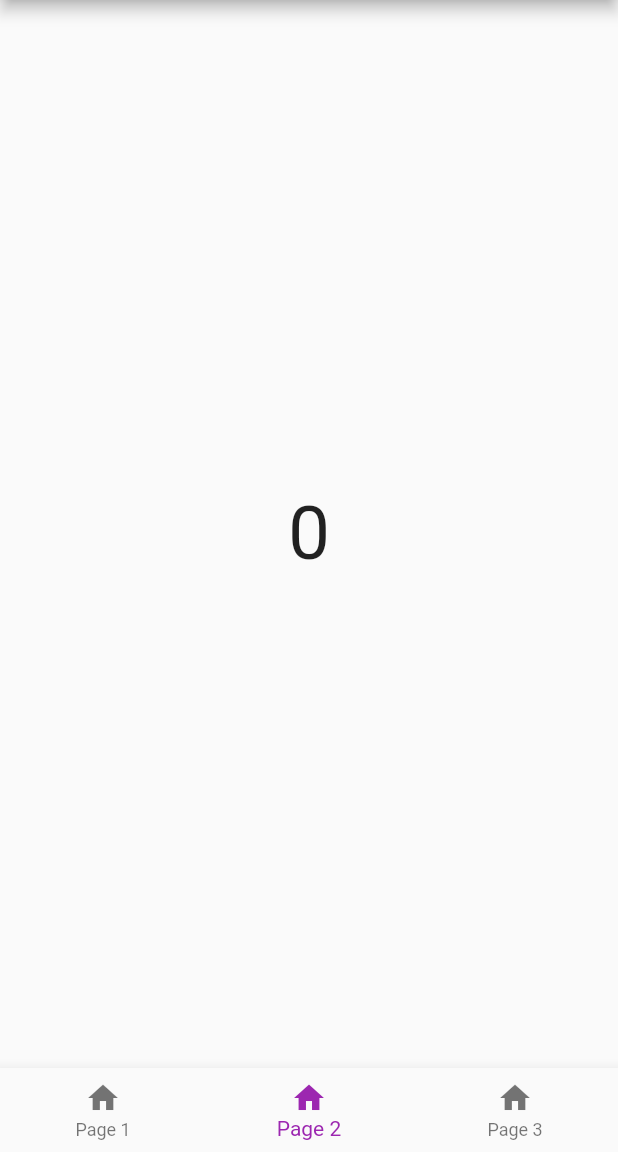
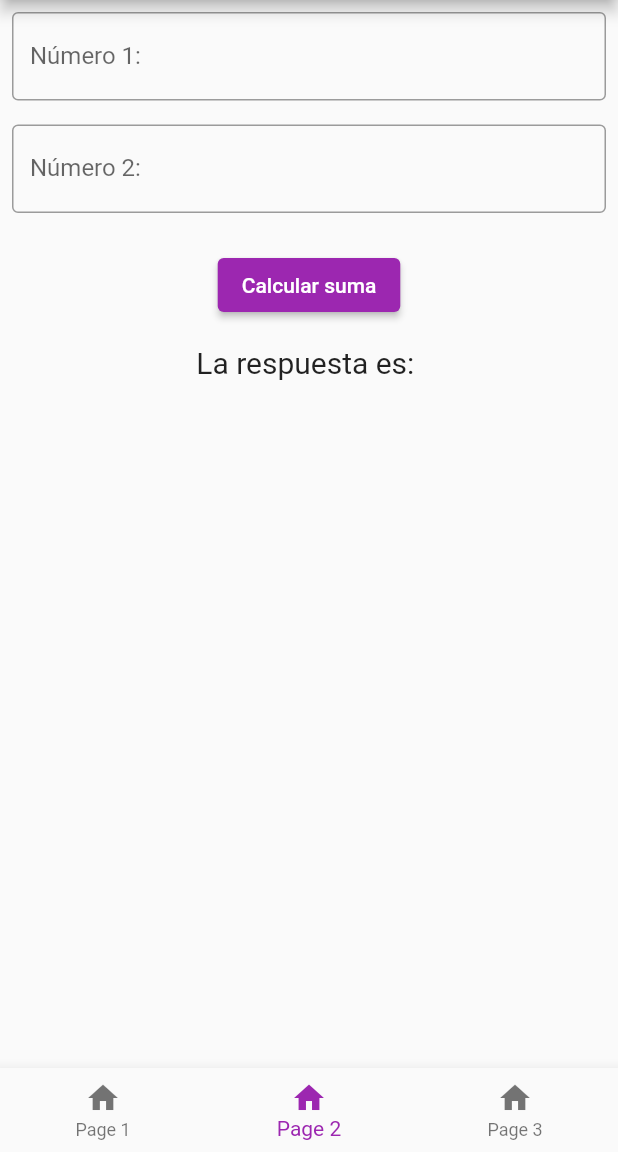
Before and after one commit to kei-kusanagi/providers, a Flutter app: the screen it shows after launch, item 2 of the bottom bar chosen, on a phone screen of 412 x 824 dp, the part 84-1236 px from its top. Run offline on Flutter 3.47's test engine with Material 2 defaults, Android fonts, the phone set to English and light mode, and no system bars; network calls fail.

Commit message:
suma hacker

```diff
--- a/lib/main.dart
+++ b/lib/main.dart
@@ -5,8 +5,12 @@ import 'package:provider_counter/screens/home_screen.dart';
 
 void main() {
   runApp(
-    ChangeNotifierProvider(
-      create: (_) => CounterProvider(),
+    MultiProvider(
+      providers: [
+        ChangeNotifierProvider<CounterProvider>(
+            create: (_) => CounterProvider()),
+        ChangeNotifierProvider<SumaMaster>(create: (_) => SumaMaster()),
+      ],
       child: const MyApp(),
     ),
   );
--- a/lib/pages/page2.dart
+++ b/lib/pages/page2.dart
@@ -1,6 +1,8 @@
 import 'package:flutter/material.dart';
 import 'package:provider/provider.dart';
 import 'package:provider_counter/providers/counter_provider.dart';
+
+import '../providers/counter_provider.dart';
 
 class Page2 extends StatefulWidget {
   const Page2({Key? key}) : super(key: key);
@@ -10,12 +12,66 @@ class Page2 extends StatefulWidget {
 }
 
 class _Page2State extends State<Page2> {
+  bool _mostrarImagen = false;
+  TextEditingController numero1Controller = TextEditingController();
+  TextEditingController numero2Controller = TextEditingController();
+  String resultado = 'soy una suma';
+
   @override
   Widget build(BuildContext context) {
     return Center(
-      child: Text(
-        context.watch<CounterProvider>().counter_provider.toString(),
-        style: const TextStyle(fontSize: 50),
+      child: Column(
+        children: [
+          Padding(
+            padding: const EdgeInsets.all(8.0),
+            child: TextField(
+              controller: numero1Controller,
+              decoration: const InputDecoration(
+                labelText: 'Número 1:',
+                border: OutlineInputBorder(),
+              ),
+            ),
+          ),
+          Padding(
+            padding: const EdgeInsets.all(8.0),
+            child: TextField(
+              controller: numero2Controller,
+              keyboardType: TextInputType.number,
+              decoration: const InputDecoration(
+                labelText: 'Número 2:',
+                border: OutlineInputBorder(),
+              ),
+            ),
+          ),
+          const SizedBox(height: 16.0),
+          ElevatedButton(
+            onPressed: () {
+              _mostrarImagen = !_mostrarImagen;
+              String numero1 = numero1Controller.text.toString();
+              String numero2 = numero2Controller.text.toString();
+              context.read<SumaMaster>().Sumar(numero1, numero2);
+            },
+            child: const Text('Calcular suma'),
+          ),
+          const SizedBox(height: 16.0),
+          Text(
+            'La respuesta es: ${context.watch<SumaMaster>().resultado}',
+            style: TextStyle(
+              fontSize: 20,
+            ),
+          ),
+          AnimatedContainer(
+            duration: const Duration(milliseconds: 500),
+            curve: Curves.easeOut,
+            height: _mostrarImagen ? 600 : 0,
+            child: Image.network(
+              'https://media.tenor.com/CgGUXc-LDc4AAAAM/hacker-pc.gif',
+              height: 800,
+              width: 800,
+              fit: BoxFit.contain,
+            ),
+          ),
+        ],
       ),
     );
   }
--- a/lib/providers/counter_provider.dart
+++ b/lib/providers/counter_provider.dart
@@ -12,3 +12,14 @@ class CounterProvider with ChangeNotifier {
     //el que vamos a usar para afuera sera en este caso counter_provder
   }
 }
+
+class SumaMaster with ChangeNotifier {
+  String _resultado = '';
+
+  String get resultado => _resultado;
+
+  void Sumar(numero1, numero2) {
+    _resultado = numero1 + numero2;
+    notifyListeners();
+  }
+}
```
